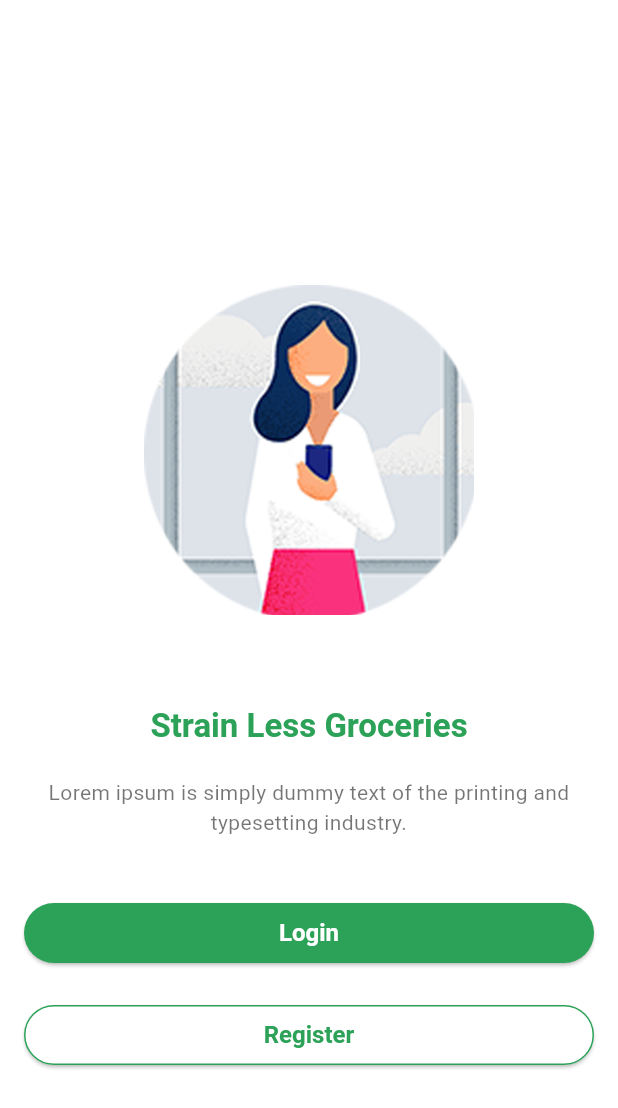
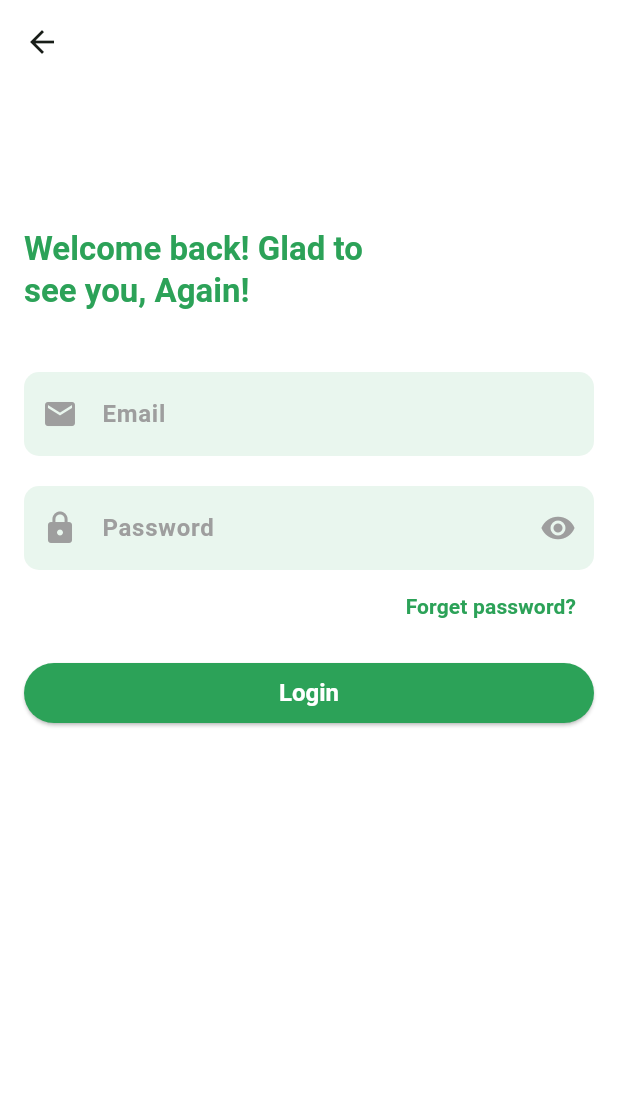
Before and after one commit to dipondeb999/E-Commerce_Grocery_Shop_App, a Flutter app: the LoginAndRegisterButtonScreen screen opened by its route, after a tap on "Login", on a phone screen of 412 x 824 dp. Shown: the top 1108 px of the screen. Run offline on Flutter 3.47's test engine with Material 3 defaults, Android fonts, the phone set to English and light mode, and no system bars; our stand-ins replace carousel_slider, email_validator, flutter_svg, get, smooth_page_indicator.

Commit message:
add login screen

```diff
--- a/lib/app/app.dart
+++ b/lib/app/app.dart
@@ -1,5 +1,6 @@
 import 'package:e_commerce_grocery_shop_app/app/app_theme_data.dart';
 import 'package:e_commerce_grocery_shop_app/features/auth/ui/screens/login_and_register__button_screen.dart';
+import 'package:e_commerce_grocery_shop_app/features/auth/ui/screens/login_screen.dart';
 import 'package:e_commerce_grocery_shop_app/features/auth/ui/screens/on_boarding_screen.dart';
 import 'package:e_commerce_grocery_shop_app/features/auth/ui/screens/splash_screen.dart';
 import 'package:e_commerce_grocery_shop_app/features/common/ui/screens/main_bottom_nav_screen.dart';
@@ -21,6 +22,7 @@ class GroceryShopApp extends StatelessWidget {
         OnBoardingScreen.name: (context) => OnBoardingScreen(),
         MainBottomNavScreen.name: (context) => MainBottomNavScreen(),
         LoginAndRegisterButtonScreen.name: (context) => LoginAndRegisterButtonScreen(),
+        LoginScreen.name: (context) => LoginScreen(),
       },
     );
   }
--- a/lib/app/app_theme_data.dart
+++ b/lib/app/app_theme_data.dart
@@ -22,6 +22,28 @@ class AppThemeData {
             fontWeight: FontWeight.w600,
           ),
         ),
+      ),
+      inputDecorationTheme: InputDecorationTheme(
+        fillColor: AppColors.themeColor.withOpacity(0.10),
+        filled: true,
+        enabledBorder: OutlineInputBorder(
+          borderSide: BorderSide.none,
+          borderRadius: BorderRadius.circular(10),
+        ),
+        border: OutlineInputBorder(
+          borderSide: BorderSide.none,
+          borderRadius: BorderRadius.circular(10),
+        ),
+        focusedBorder: OutlineInputBorder(
+          borderSide: BorderSide.none,
+          borderRadius: BorderRadius.circular(10),
+        ),
+        hintStyle: TextStyle(
+          color: Colors.grey,
+          fontWeight: FontWeight.w600,
+        ),
+        prefixIconColor: Colors.grey,
+        suffixIconColor: Colors.grey,
       ),
     );
   }
--- a/lib/features/auth/ui/screens/login_and_register__button_screen.dart
+++ b/lib/features/auth/ui/screens/login_and_register__button_screen.dart
@@ -1,5 +1,6 @@
 import 'package:e_commerce_grocery_shop_app/app/app_colors.dart';
 import 'package:e_commerce_grocery_shop_app/app/assets_path.dart';
+import 'package:e_commerce_grocery_shop_app/features/auth/ui/screens/login_screen.dart';
 import 'package:flutter/material.dart';
 
 class LoginAndRegisterButtonScreen extends StatelessWidget {
@@ -9,7 +10,6 @@ class LoginAndRegisterButtonScreen extends StatelessWidget {
 
   @override
   Widget build(BuildContext context) {
-    TextTheme textTheme = Theme.of(context).textTheme;
     return Scaffold(
       body: Padding(
         padding: const EdgeInsets.all(16),
@@ -22,6 +22,19 @@ class LoginAndRegisterButtonScreen extends StatelessWidget {
               height: 220,
             ),
             SizedBox(height: 60),
+            _buildTitleAndDescription(context),
+            SizedBox(height: 40),
+            _buildLoginAndRegisterButton(context),
+          ],
+        ),
+      ),
+    );
+  }
+
+  Widget _buildTitleAndDescription(BuildContext context) {
+    TextTheme textTheme = Theme.of(context).textTheme;
+    return Column(
+      children: [
         Text(
           'Strain Less Groceries',
           style: textTheme.titleLarge?.copyWith(
@@ -33,9 +46,17 @@ class LoginAndRegisterButtonScreen extends StatelessWidget {
           textAlign: TextAlign.center,
           style: textTheme.bodyMedium?.copyWith(color: Colors.black54),
         ),
-            SizedBox(height: 40),
+      ],
+    );
+  }
+
+  Widget _buildLoginAndRegisterButton(BuildContext context) {
+    return Column(
+      children: [
         ElevatedButton(
-                onPressed: () {},
+          onPressed: () {
+            Navigator.pushNamed(context, LoginScreen.name);
+          },
           child: Text('Login'),
         ),
         SizedBox(height: 20),
@@ -55,8 +76,6 @@ class LoginAndRegisterButtonScreen extends StatelessWidget {
           child: Text('Register'),
         ),
       ],
-        ),
-      ),
     );
   }
 }
--- /dev/null
+++ b/lib/features/auth/ui/screens/login_screen.dart
@@ -0,0 +1,130 @@
+import 'package:e_commerce_grocery_shop_app/app/app_colors.dart';
+import 'package:email_validator/email_validator.dart';
+import 'package:flutter/material.dart';
+
+class LoginScreen extends StatefulWidget {
+  const LoginScreen({super.key});
+
+  static const String name = '/login-screen';
+
+  @override
+  State<LoginScreen> createState() => _LoginScreenState();
+}
+
+class _LoginScreenState extends State<LoginScreen> {
+  final TextEditingController _emailTEController = TextEditingController();
+  final TextEditingController _passwordTEController = TextEditingController();
+  final GlobalKey<FormState> _formKey = GlobalKey<FormState>();
+  bool _isObscureText = true;
+  @override
+  Widget build(BuildContext context) {
+    TextTheme textTheme = Theme.of(context).textTheme;
+    return Scaffold(
+      appBar: AppBar(
+        elevation: 0,
+        backgroundColor: Colors.transparent,
+      ),
+      body: Padding(
+        padding: const EdgeInsets.all(16),
+        child: SingleChildScrollView(
+          scrollDirection: Axis.vertical,
+          child: Column(
+            crossAxisAlignment: CrossAxisAlignment.start,
+            children: [
+              SizedBox(height: 80),
+              Text(
+                'Welcome back! Glad to\nsee you, Again!',
+                textAlign: TextAlign.left,
+                style: textTheme.titleLarge?.copyWith(
+                    color: AppColors.themeColor,
+                  fontWeight: FontWeight.w600,
+                ),
+              ),
+              SizedBox(height: 40),
+              _buildTextFormFields(),
+              Align(
+                alignment: Alignment.centerRight,
+                child: TextButton(
+                  onPressed: () {},
+                  child: Text(
+                    'Forget password?',
+                    style: textTheme.titleSmall?.copyWith(
+                      color: AppColors.themeColor,
+                      fontWeight: FontWeight.w600,
+                    ),
+                  ),
+                ),
+              ),
+              SizedBox(height: 10),
+              ElevatedButton(
+                onPressed: _onTapNextButton,
+                child: Text('Login'),
+              ),
+            ],
+          ),
+        ),
+      ),
+    );
+  }
+
+  Widget _buildTextFormFields() {
+    return Form(
+      key: _formKey,
+      child: Column(
+        children: [
+          TextFormField(
+            controller: _emailTEController,
+            autovalidateMode: AutovalidateMode.onUserInteraction,
+            keyboardType: TextInputType.emailAddress,
+            decoration: InputDecoration(
+              prefixIcon: Icon(Icons.email),
+              hintText: 'Email',
+            ),
+            validator: (String? value) {
+              if (value?.trim().isEmpty ?? true) {
+                return 'Enter your email address';
+              }
+              if (EmailValidator.validate(value!) == false) {
+                return 'Enter a valid email address';
+              }
+              return null;
+            },
+          ),
+          SizedBox(height: 20),
+          TextFormField(
+            controller: _passwordTEController,
+            autovalidateMode: AutovalidateMode.onUserInteraction,
+            keyboardType: TextInputType.emailAddress,
+            obscureText: _isObscureText,
+            decoration: InputDecoration(
+              prefixIcon: Icon(Icons.lock),
+              suffixIcon: IconButton(
+                  onPressed: () {
+                    _isObscureText =! _isObscureText;
+                    setState(() {});
+                  },
+                  icon: Icon(_isObscureText ? Icons.visibility : Icons.visibility_off),
+              ),
+              hintText: 'Password',
+            ),
+            validator: (String? value) {
+              if (value?.trim().isEmpty ?? true) {
+                return 'Enter your password';
+              }
+              if (value!.length <= 6) {
+                return 'Enter a password more than 6 characters';
+              }
+              return null;
+            },
+          ),
+        ],
+      ),
+    );
+  }
+
+  void _onTapNextButton() {
+    if (_formKey.currentState!.validate()) {}
+  }
+
+
+}
--- a/pubspec.yaml
+++ b/pubspec.yaml
@@ -15,6 +15,7 @@ dependencies:
   get: ^4.6.6
   carousel_slider: ^5.0.0
   smooth_page_indicator: ^1.2.0+3
+  email_validator: ^3.0.0
 
 dev_dependencies:
   flutter_test:
```
Also changed, not shown: pubspec.lock. Lines whose indentation alone changed are shown as unchanged.
